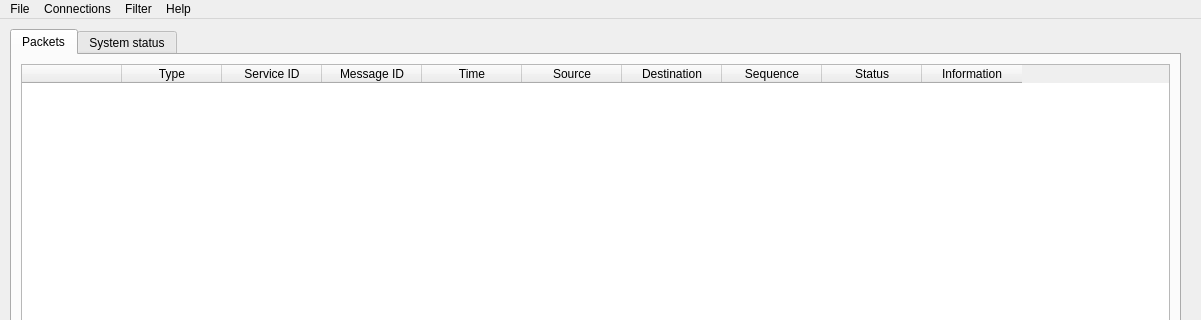
This is app/Views/Views_Ui/Ui_Files/MainView.ui in ESROCOS/tools-pusconsole as Qt 5 draws it before an edit; both pictures show x 0 to 1201 and y 0 to 320 of the 1201 by 596 pixel window. The edited form follows.
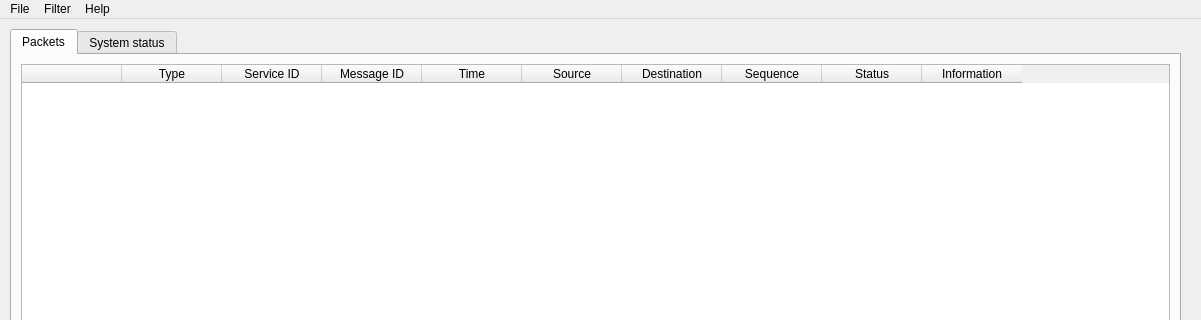
This is the edited form. Icons and pictures are not drawn.

Commit message: History finished, st9_2 infostring added, st23 infostring added, removed connections menu, added some jsonschemas

```diff
--- a/app/Views/Views_Ui/Ui_Files/MainView.ui
+++ b/app/Views/Views_Ui/Ui_Files/MainView.ui
@@ -130,12 +130,6 @@
     <addaction name="separator"/>
     <addaction name="actionCreate_TC"/>
    </widget>
-   <widget class="QMenu" name="menuConnections">
-    <property name="title">
-     <string>Connections</string>
-    </property>
-    <addaction name="actionNew_connection"/>
-   </widget>
    <widget class="QMenu" name="menuHelp">
     <property name="title">
      <string>Help</string>
@@ -150,7 +144,6 @@
     <addaction name="actionDelete_filter"/>
    </widget>
    <addaction name="menuFile"/>
-   <addaction name="menuConnections"/>
    <addaction name="menuFilter"/>
    <addaction name="menuHelp"/>
   </widget>
```
Left out of the diff: 2 changed lines with no effect on the pictures. The commit also changes 19 other files.
